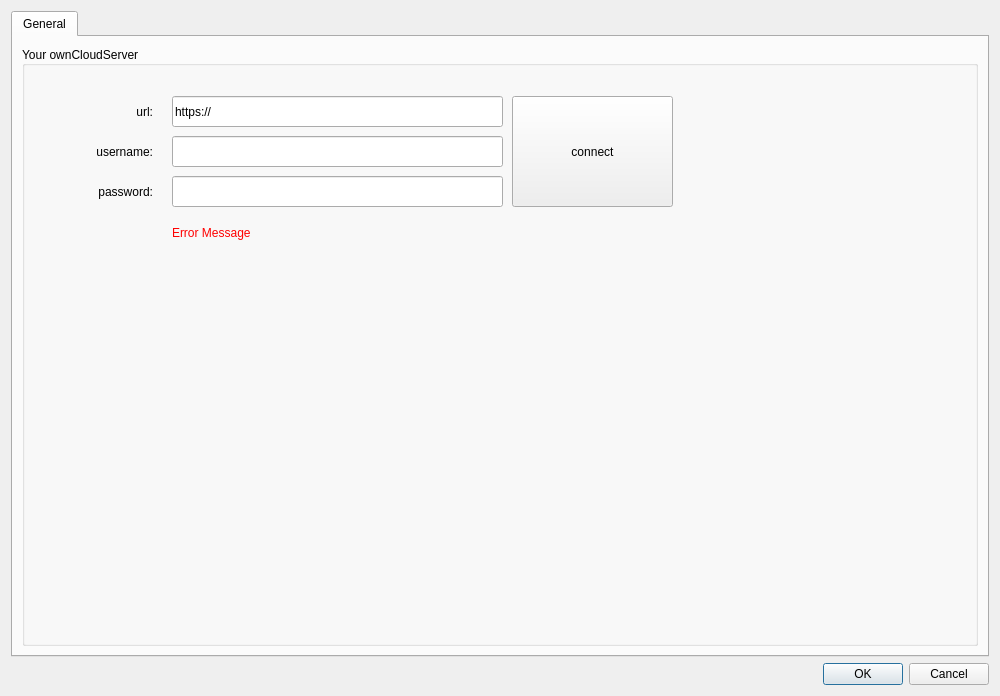
Above: src/settingsdialog.ui from pbek/QOwnNotes before the change. Below: the same form after it.
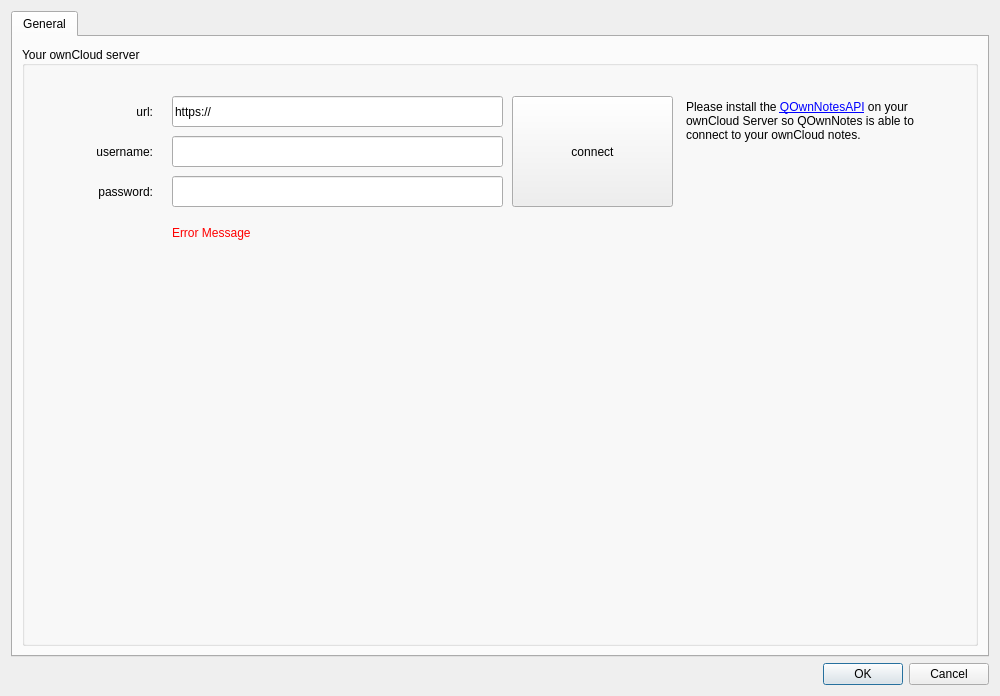
That is the form after the change. Icons and pictures are not drawn.

Patch:
```diff
--- a/src/settingsdialog.ui
+++ b/src/settingsdialog.ui
@@ -46,7 +46,7 @@
             </font>
            </property>
            <property name="title">
-            <string>Your ownCloudServer</string>
+            <string>Your ownCloud server</string>
            </property>
            <property name="alignment">
             <set>Qt::AlignLeading|Qt::AlignLeft|Qt::AlignVCenter</set>
@@ -193,6 +193,35 @@
              <bool>true</bool>
             </property>
            </widget>
+           <widget class="QTextBrowser" name="textBrowser">
+            <property name="enabled">
+             <bool>true</bool>
+            </property>
+            <property name="geometry">
+             <rect>
+              <x>660</x>
+              <y>50</y>
+              <width>261</width>
+              <height>171</height>
+             </rect>
+            </property>
+            <property name="styleSheet">
+             <string notr="true">* {
+	background-color: transparent;
+	border: none;
+}</string>
+            </property>
+            <property name="html">
+             <string>&lt;!DOCTYPE HTML PUBLIC &quot;-//W3C//DTD HTML 4.0//EN&quot; &quot;http://www.w3.org/TR/REC-html40/strict.dtd&quot;&gt;
+&lt;html&gt;&lt;head&gt;&lt;meta name=&quot;qrichtext&quot; content=&quot;1&quot; /&gt;&lt;style type=&quot;text/css&quot;&gt;
+p, li { white-space: pre-wrap; }
+&lt;/style&gt;&lt;/head&gt;&lt;body style=&quot; font-family:'Sans Serif'; font-size:9pt; font-weight:400; font-style:normal;&quot;&gt;
+&lt;p style=&quot; margin-top:0px; margin-bottom:0px; margin-left:0px; margin-right:0px; -qt-block-indent:0; text-indent:0px;&quot;&gt;Please install the &lt;a href=&quot;https://apps.owncloud.com/content/show.php?content=173817&quot;&gt;&lt;span style=&quot; text-decoration: underline; color:#0000ff;&quot;&gt;QOwnNotesAPI&lt;/span&gt;&lt;/a&gt; on your ownCloud Server so QOwnNotes is able to connect to your ownCloud notes.&lt;/p&gt;&lt;/body&gt;&lt;/html&gt;</string>
+            </property>
+            <property name="openExternalLinks">
+             <bool>true</bool>
+            </property>
+           </widget>
           </widget>
          </item>
         </layout>
```
